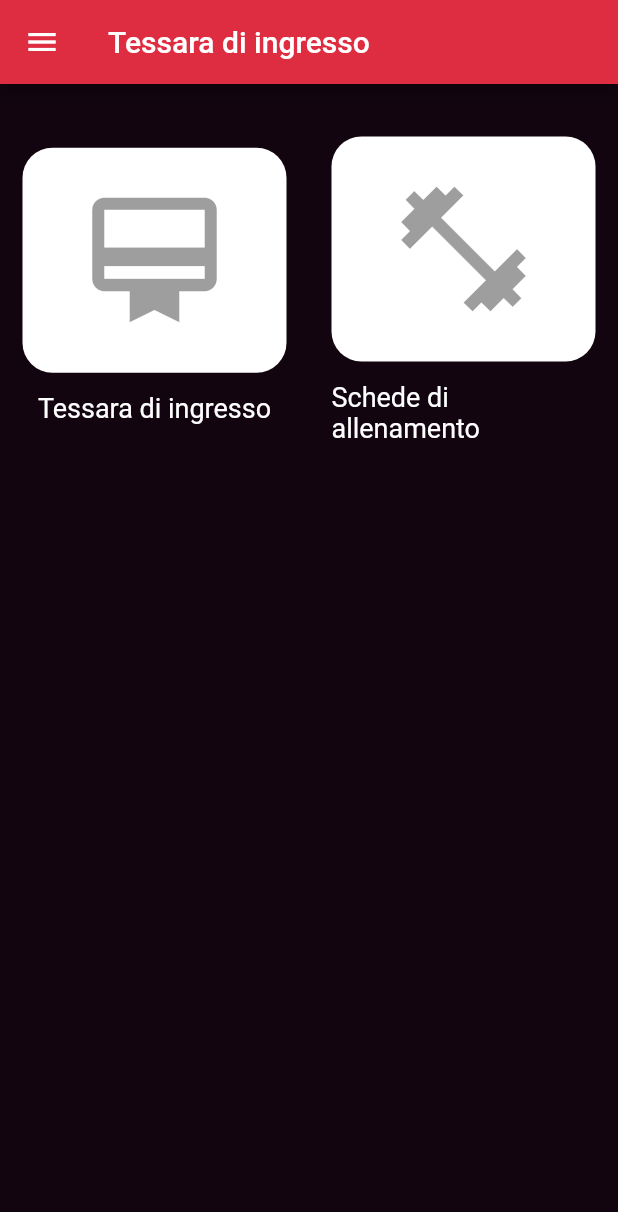
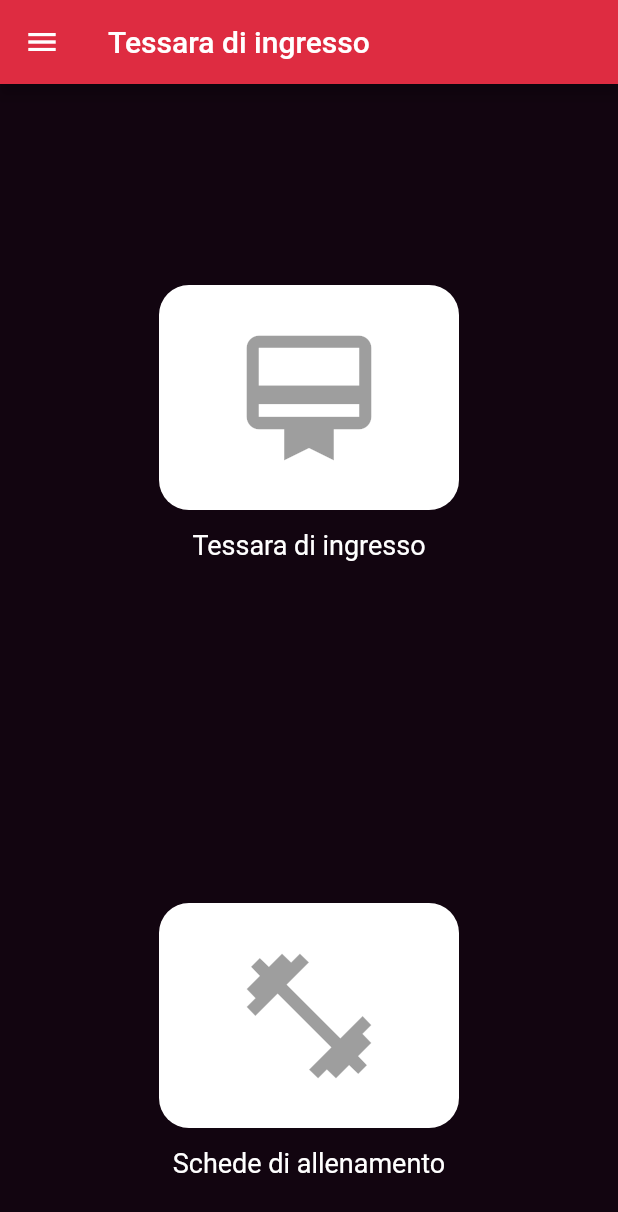
Before and after one commit to Buba98/flutter_gymApp, a Flutter app: the screen it shows after launch, after a tap on "Schede di allenamento", on a phone screen of 412 x 824 dp. Shown: the top 1212 px of the screen. Run offline on Flutter 3.47's test engine with Material 2 defaults, Android fonts, the phone set to English and light mode, and no system bars; our stand-ins replace flutter_spinkit, qr_flutter, rflutter_alert, shared_preferences; missing offline and left inert: devicelocale, qr, qrscan; network calls fail; Roboto replaces fonts that are missing (Rowdies).

Commit message:
user training schedule almost implemented

```diff
--- /dev/null
+++ b/flutter_gym_app/lib/screen/training_schedule_details_page.dart
@@ -0,0 +1,10 @@
+import 'package:flutter/cupertino.dart';
+import 'package:flutter_gym_app/utils/training/training_schedule.dart';
+
+class TrainingScheduleDetailsPage extends StatefulWidget{
+  BuildContext context;
+  TrainingSchedule trainingSchedule;
+
+  TrainingScheduleDetailsPage({BuildContext context, TrainingSchedule trainingSchedule})
+
+}
--- a/flutter_gym_app/lib/screen/training_schedule_page.dart
+++ b/flutter_gym_app/lib/screen/training_schedule_page.dart
@@ -2,6 +2,7 @@ import 'dart:convert';
 
 import 'package:flutter/cupertino.dart';
 import 'package:flutter/material.dart';
+import 'package:flutter_gym_app/screen/training_schedule_details_page.dart';
 import 'package:flutter_gym_app/utils/constants.dart';
 import 'package:flutter_gym_app/utils/custom_material_color.dart';
 import 'package:flutter_gym_app/utils/language/messages.dart';
@@ -78,8 +79,8 @@ class _TrainingSchedulePageState extends State<TrainingSchedulePage> {
         padding: EdgeInsets.only(top: 20),
         child: GridView(
           gridDelegate: SliverGridDelegateWithFixedCrossAxisCount(
-            crossAxisCount: 2,
-            childAspectRatio: 0.9,
+            crossAxisCount: 1,
+            childAspectRatio: 1,
           ),
           children: <GridTile>[
             CustomGridTile().tileSchedule(
@@ -107,13 +108,19 @@ class _TrainingSchedulePageState extends State<TrainingSchedulePage> {
         Constants.SERVER_ADDRESS + '/api/getTrainingSchedule', body: jsonEncode(
         <String, String>{'uid': Constants.PREFERENCES.get(Constants.UID)}));
     if (response.statusCode == 200) {
-      List<TrainingSchedule> trainingSchedules = jsonDecode(response.body)['trainingSchedule'].map((data) => TrainingSchedule.fromJson(data)).toList();
+      List<TrainingSchedule> trainingSchedules = jsonDecode(
+          response.body)['trainingSchedule'].map((data) =>
+          TrainingSchedule.fromJson(data)).toList();
       List<GridTile> gridTiles = [];
-      for(TrainingSchedule trainingSchedule in trainingSchedules){
-        gridTiles.add(CustomGridTile().tileSchedule(context: context, icon: Icons.insert_drive_file, text: trainingSchedule.startingDate.toString(), destination: ))
+      for (TrainingSchedule trainingSchedule in trainingSchedules) {
+        gridTiles.add(CustomGridTile().tileSchedule(context: context,
+            icon: Icons.insert_drive_file,
+            text: trainingSchedule.startingDate.toString(),
+            destination: TrainingScheduleDetailsPage(
+                context: context, trainingSchedule: trainingSchedule)));
       }
       setState(() {
-
+        _gridTileList = gridTiles;
       });
     } else {
       CustomAlert().standardAlert(context: context,
--- a/flutter_gym_app/lib/utils/training/training_schedule.dart
+++ b/flutter_gym_app/lib/utils/training/training_schedule.dart
@@ -1,7 +1,5 @@
 import 'package:flutter/cupertino.dart';
 import 'package:flutter_gym_app/utils/training/single_training_schedule.dart';
-
-import 'exercise.dart';
 
 class TrainingSchedule {
   TrainingSchedule({
@@ -19,11 +17,15 @@ class TrainingSchedule {
 
   TrainingSchedule.fromJson(Map<String, dynamic> json)
       : name = json['name'],
-        email = json['email'];
+        description = json['description'],
+        expirationDate = DateTime.parse(json['expirationDate']),
+        startingDate = DateTime.parse(json['startingDate']);
 
   Map<String, dynamic> toJson() =>
       {
         'name': name,
-        'email': email,
+        'description': description,
+        'expirationDate': expirationDate.toString(),
+        'startingDate': startingDate.toString()
       };
 }
```
